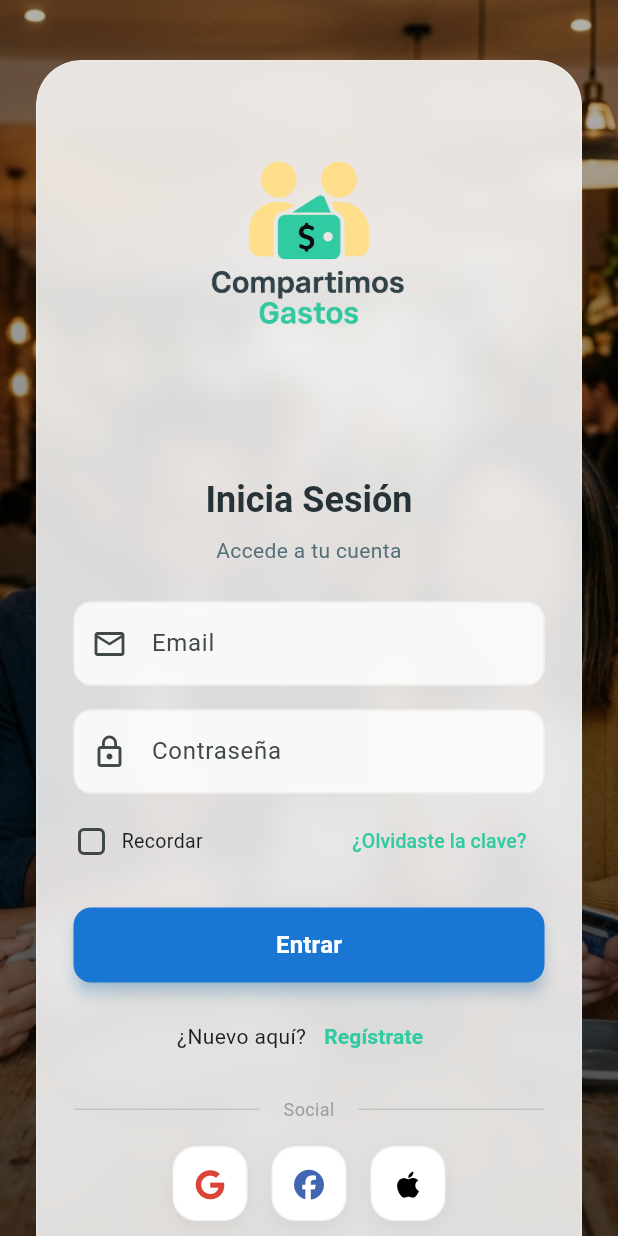
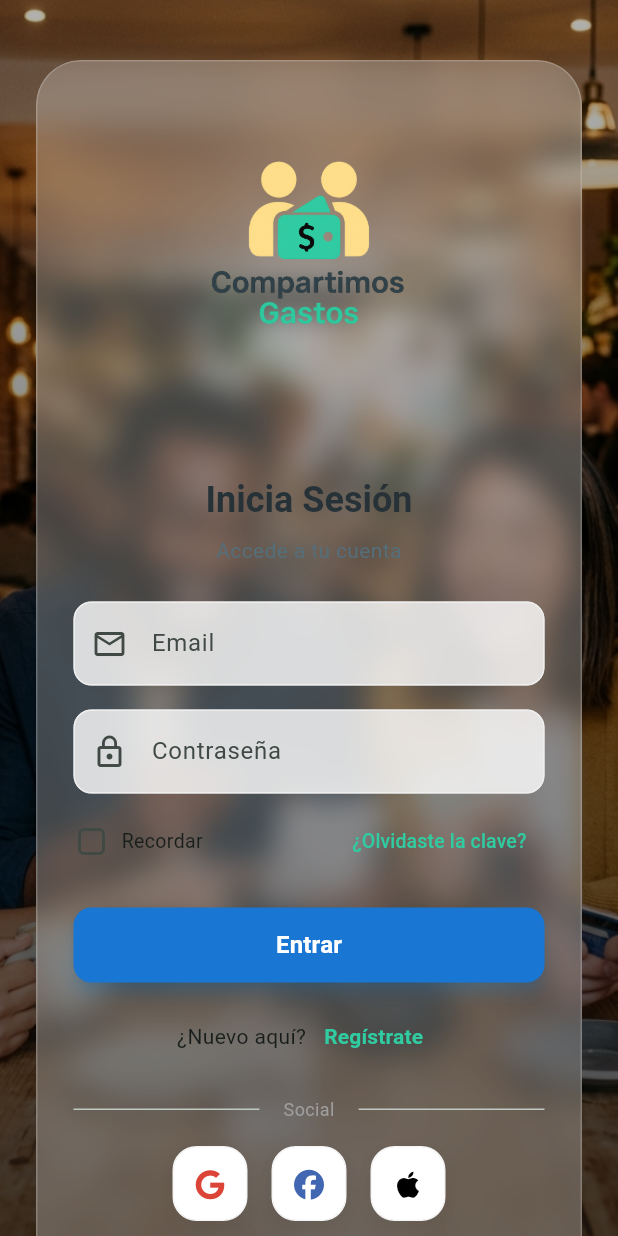
Before and after one commit to joseroyo3/compartimos_gastos_app, a Flutter app: the screen it shows after launch, on a phone screen of 412 x 824 dp. Run offline on Flutter 3.47's test engine with Material 3 defaults, Android fonts, the light colour scheme and no system bars; our stand-ins replace cloud_firestore, firebase_auth, firebase_core, font_awesome_flutter, google_sign_in, shared_preferences and 1 more; missing offline and left inert: flutter_facebook_auth; accounts and stored records are empty.

Commit message:
style: adjust login card opacity to 0.25

```diff
--- a/lib/screens/login_screen.dart
+++ b/lib/screens/login_screen.dart
@@ -118,7 +118,7 @@ class _LoginScreenState extends State<LoginScreen> {
                         filter: ImageFilter.blur(sigmaX: 10, sigmaY: 10),
                         child: Container(
                           decoration: BoxDecoration(
-                            color: Colors.white.withOpacity(0.85),
+                            color: Colors.white.withOpacity(0.25),
                             borderRadius: BorderRadius.circular(30),
                             border: Border.all(color: Colors.white.withOpacity(0.2)),
                           ),
```
